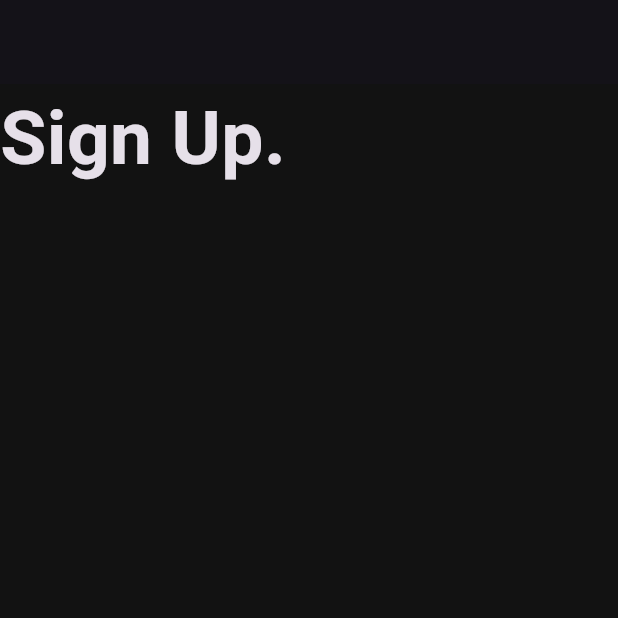
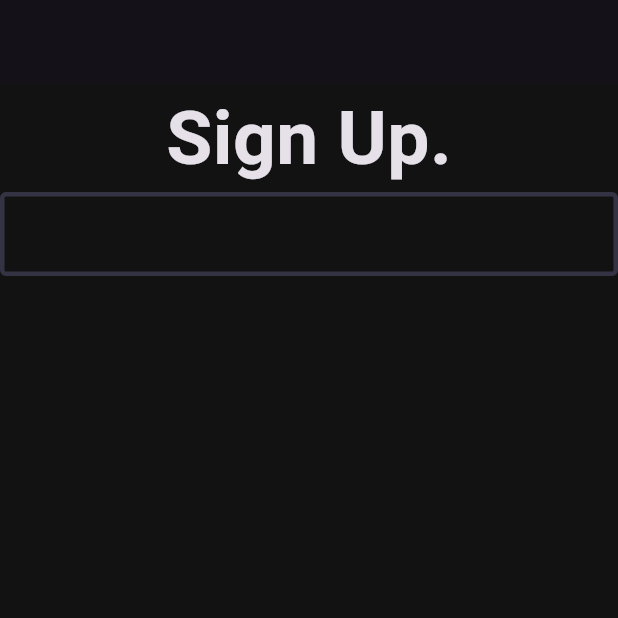
Before and after one commit to thiendangit/Musiczzzz, a Flutter app: the screen it shows after launch, on a phone screen of 412 x 824 dp, the top half of it. Run offline on Flutter 3.47's test engine with Material 3 defaults, Android fonts, the phone set to English and light mode, and no system bars.

Commit message:
feat: update theme

```diff
--- a/client/lib/core/theme/app_theme.dart
+++ b/client/lib/core/theme/app_theme.dart
@@ -4,5 +4,14 @@
 class AppTheme {
   static ThemeData theme = ThemeData.dark().copyWith(
     scaffoldBackgroundColor: Pallete.backgroundColor,
+    inputDecorationTheme: const InputDecorationTheme(
+      enabledBorder: OutlineInputBorder(
+        borderSide: BorderSide(color: Pallete.gradient2, width: 10),
+      ),
+      focusedBorder: OutlineInputBorder(
+        borderSide: BorderSide(color: Pallete.gradient2, width: 10),
+      ),
+      floatingLabelBehavior: FloatingLabelBehavior.always,
+    ),
   );
 }
--- a/client/lib/features/auth/views/pages/signup_page.dart
+++ b/client/lib/features/auth/views/pages/signup_page.dart
@@ -1,3 +1,4 @@
+import 'package:client/features/auth/views/widgets/custom_field.dart';
 import 'package:flutter/material.dart';
 
 class SignupPage extends StatefulWidget {
@@ -15,6 +16,7 @@
       body: const Column(
         children: [
           Text('Sign Up.', style: TextStyle(fontSize: 50, fontWeight: FontWeight.bold)),
+          CustomField()
         ],
       ),
     );
--- /dev/null
+++ b/client/lib/features/auth/views/widgets/custom_field.dart
@@ -0,0 +1,12 @@
+import 'package:flutter/material.dart';
+
+class CustomField extends StatelessWidget {
+  const CustomField({super.key});
+
+  @override
+  Widget build(BuildContext context) {
+    return TextFormField(
+      decoration: const InputDecoration(),
+    );
+  }
+}
--- a/client/lib/main.dart
+++ b/client/lib/main.dart
@@ -1,3 +1,4 @@
+import 'package:client/core/theme/app_pallete.dart';
 import 'package:client/core/theme/app_theme.dart';
 import 'package:client/features/auth/views/pages/signup_page.dart';
 import 'package:flutter/material.dart';
@@ -13,8 +14,21 @@
   @override
   Widget build(BuildContext context) {
     return MaterialApp(
-      title: 'Music App',
-      theme: AppTheme.theme,
+      title: 'Music',
+      darkTheme: AppTheme.theme,
+      themeMode: ThemeMode.light,
+      theme: ThemeData.dark().copyWith(
+        scaffoldBackgroundColor: Pallete.backgroundColor,
+    inputDecorationTheme: const InputDecorationTheme(
+      enabledBorder: OutlineInputBorder(
+        borderSide: BorderSide(color: Pallete.borderColor, width: 3),
+      ),
+      focusedBorder: OutlineInputBorder(
+        borderSide: BorderSide(color: Pallete.borderColor, width: 3),
+      ),
+      floatingLabelBehavior: FloatingLabelBehavior.always,
+    ),
+      ),
       home: const SignupPage(),
     );
   }
```
